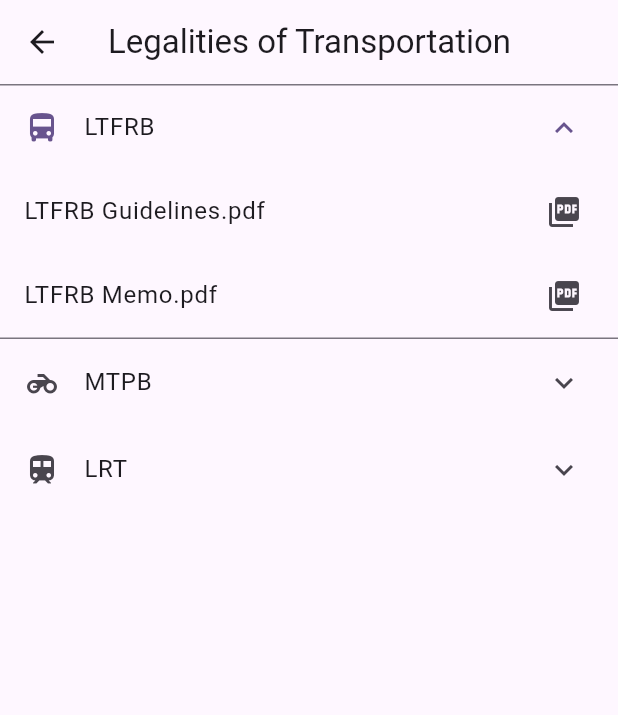
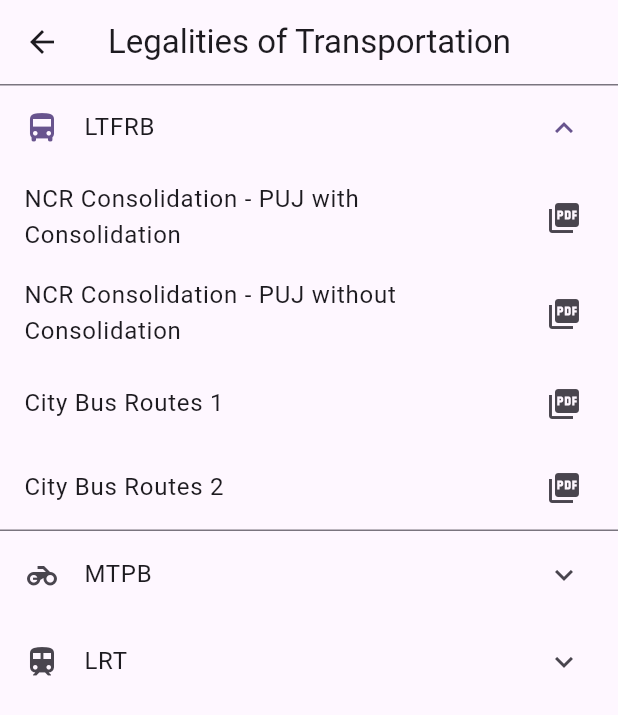
Before and after one commit to BGrazer/Maiway, a Flutter app: the LegalitiesPage screen opened directly, after a tap on "LTFRB", on a phone screen of 412 x 824 dp. Shown: the top 715 px of the screen. Run offline on Flutter 3.47's test engine with Material 3 defaults, Android fonts, the phone set to English and light mode, and no system bars; our stand-ins replace flutter_map, geolocator, google_fonts, latlong2; missing offline and left inert: flutter_map_location_marker, syncfusion_flutter_pdfviewer.

Commit message:
legalities & Fare page

```diff
--- a/maiwayapp/lib/legalities_page.dart
+++ b/maiwayapp/lib/legalities_page.dart
@@ -2,85 +2,112 @@ import 'package:flutter/material.dart';
 import 'package:syncfusion_flutter_pdfviewer/pdfviewer.dart';
 
 class LegalitiesPage extends StatelessWidget {
-  const LegalitiesPage({Key? key}) : super(key: key);
+  const LegalitiesPage({super.key});
 
-  // Only retain regform.pdf for MTPB
-  static const ltfrbPdfs = ['LTFRB Guidelines.pdf', 'LTFRB Memo.pdf'];
-  static const mtpbPdfs = ['summser.pdf'];
-  static const lrtPdfs = ['LRT Safety.pdf'];
+  // Organized PDF file names
+  static const ltfrbPdfs = {
+    'NCR Consolidation - PUJ with Consolidation': 'pujwithconso.pdf',
+    'NCR Consolidation - PUJ without Consolidation': 'pujwithoutconso.pdf',
+    'City Bus Routes 1': 'busroute1.pdf',
+    'City Bus Routes 2': 'busroute2.pdf',
+  };
+  static const mtpbPdfs = {
+    'Ordinance No. 9091': 'ordinanceno9091.pdf',
+    'Ordinance No. 8979': 'ordinanceno8979.pdf',
+    'D1-D6 Toda List': 'd1-6toda.pdf',
+  };
+  static const lrtPdfs = {'LRT Safety': 'LRT Safety.pdf'};
 
   @override
   Widget build(BuildContext context) {
     return Scaffold(
-      appBar: AppBar(title: const Text('Legalities of Transportation')),
+      appBar: AppBar(
+        centerTitle: true,
+        title: const Text('Legalities of Transportation'),
+      ),
       body: ListView(
         children: [
-          ExpansionTile(
-            leading: const Icon(Icons.directions_bus),
-            title: const Text('LTFRB'),
-            children:
-                ltfrbPdfs
-                    .map(
-                      (pdf) => ListTile(
-                        title: Text(pdf),
-                        trailing: const Icon(Icons.picture_as_pdf),
-                        onTap: () {
-                          ScaffoldMessenger.of(context).showSnackBar(
-                            SnackBar(
-                              content: Text('No preview available for $pdf'),
+          _buildCategory(
+            context,
+            icon: Icons.directions_bus,
+            title: 'LTFRB',
+            pdfs: ltfrbPdfs,
+            previewOnly: true,
+          ),
+          _buildCategory(
+            context,
+            icon: Icons.motorcycle,
+            title: 'MTPB',
+            pdfs: mtpbPdfs,
+            previewOnly: false,
+          ),
+          _buildCategory(
+            context,
+            icon: Icons.train,
+            title: 'LRT',
+            pdfs: lrtPdfs,
+            previewOnly: true,
+          ),
+        ],
       ),
     );
-                        },
+  }
+
+  Widget _buildCategory(
+    BuildContext context, {
+    required IconData icon,
+    required String title,
+    required Map<String, String> pdfs,
+    required bool previewOnly,
+  }) {
+    return ExpansionTile(
+      leading: Icon(icon),
+      title: Text(title),
+      children:
+          pdfs.entries
+              .map(
+                (entry) => PdfTile(
+                  title: entry.key,
+                  assetPath: 'assets/images/${entry.value}',
+                  previewOnly: previewOnly,
                 ),
               )
               .toList(),
-          ),
-          ExpansionTile(
-            leading: const Icon(Icons.motorcycle),
-            title: const Text('MTPB'),
-            children:
-                mtpbPdfs
-                    .map(
-                      (pdf) => ListTile(
-                        title: Text(pdf),
+    );
+  }
+}
+
+class PdfTile extends StatelessWidget {
+  final String title;
+  final String assetPath;
+  final bool previewOnly;
+
+  const PdfTile({
+    super.key,
+    required this.title,
+    required this.assetPath,
+    required this.previewOnly,
+  });
+
+  @override
+  Widget build(BuildContext context) {
+    return ListTile(
+      title: Text(title),
       trailing: const Icon(Icons.picture_as_pdf),
       onTap: () {
+        if (previewOnly) {
+          ScaffoldMessenger.of(context).showSnackBar(
+            SnackBar(content: Text('No preview available for $title')),
+          );
+        } else {
           Navigator.push(
             context,
             MaterialPageRoute(
-                              builder:
-                                  (context) => PDFViewerPage(
-                                    pdfAssetPath: 'assets/$pdf',
-                                  ),
+              builder: (_) => PDFViewerPage(pdfAssetPath: assetPath),
             ),
           );
+        }
       },
-                      ),
-                    )
-                    .toList(),
-          ),
-          ExpansionTile(
-            leading: const Icon(Icons.train),
-            title: const Text('LRT'),
-            children:
-                lrtPdfs
-                    .map(
-                      (pdf) => ListTile(
-                        title: Text(pdf),
-                        trailing: const Icon(Icons.picture_as_pdf),
-                        onTap: () {
-                          ScaffoldMessenger.of(context).showSnackBar(
-                            SnackBar(
-                              content: Text('No preview available for $pdf'),
-                            ),
-                          );
-                        },
-                      ),
-                    )
-                    .toList(),
-          ),
-        ],
-      ),
     );
   }
 }
@@ -88,12 +115,12 @@ class LegalitiesPage extends StatelessWidget {
 class PDFViewerPage extends StatelessWidget {
   final String pdfAssetPath;
 
-  const PDFViewerPage({Key? key, required this.pdfAssetPath}) : super(key: key);
+  const PDFViewerPage({super.key, required this.pdfAssetPath});
 
   @override
   Widget build(BuildContext context) {
     return Scaffold(
-      appBar: AppBar(title: const Text('PDF Viewer')),
+      appBar: AppBar(centerTitle: true, title: const Text('PDF Viewer')),
       body: SfPdfViewer.asset(pdfAssetPath),
     );
   }
--- a/maiwayapp/lib/profile_screen.dart
+++ b/maiwayapp/lib/profile_screen.dart
@@ -1,4 +1,5 @@
 import 'package:flutter/material.dart';
+import 'package:maiwayapp/fare_matrix_page.dart';
 import 'loginpage.dart';
 import 'change_pass.dart';
 import 'travel_history_screen.dart';
@@ -6,7 +7,6 @@ import 'admin.dart';
 import 'user_report_history_page.dart';
 import 'edit_profile.dart';
 import 'legalities_page.dart';
-import 'transport_policies_page.dart';
 import 'developer_policies_page.dart';
 
 class ProfileScreen extends StatelessWidget {
@@ -89,9 +89,7 @@ class ProfileScreen extends StatelessWidget {
             onTap: () {
               Navigator.push(
                 context,
-                MaterialPageRoute(
-                  builder: (context) => const TransportPoliciesPage(),
-                ),
+                MaterialPageRoute(builder: (context) => const FareMatrixPage()),
               );
             },
           ),
```
Also changed, not shown: maiwayapp/lib/fare_matrix_page.dart (added, +123 -0 lines), maiwayapp/lib/transport_policies_page.dart (deleted, +0 -19 lines), maiwayapp/pubspec.yaml (+10 -2 lines), maiwayapp/pubspec.lock, 19 other files. Lines whose indentation alone changed are shown as unchanged.
